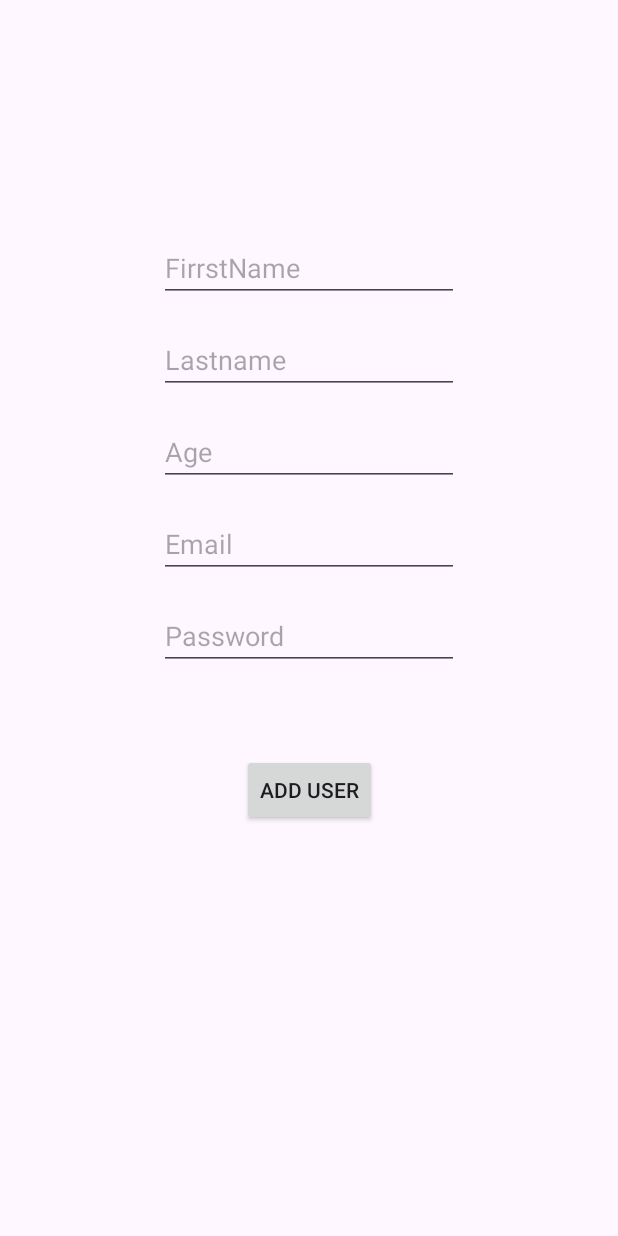
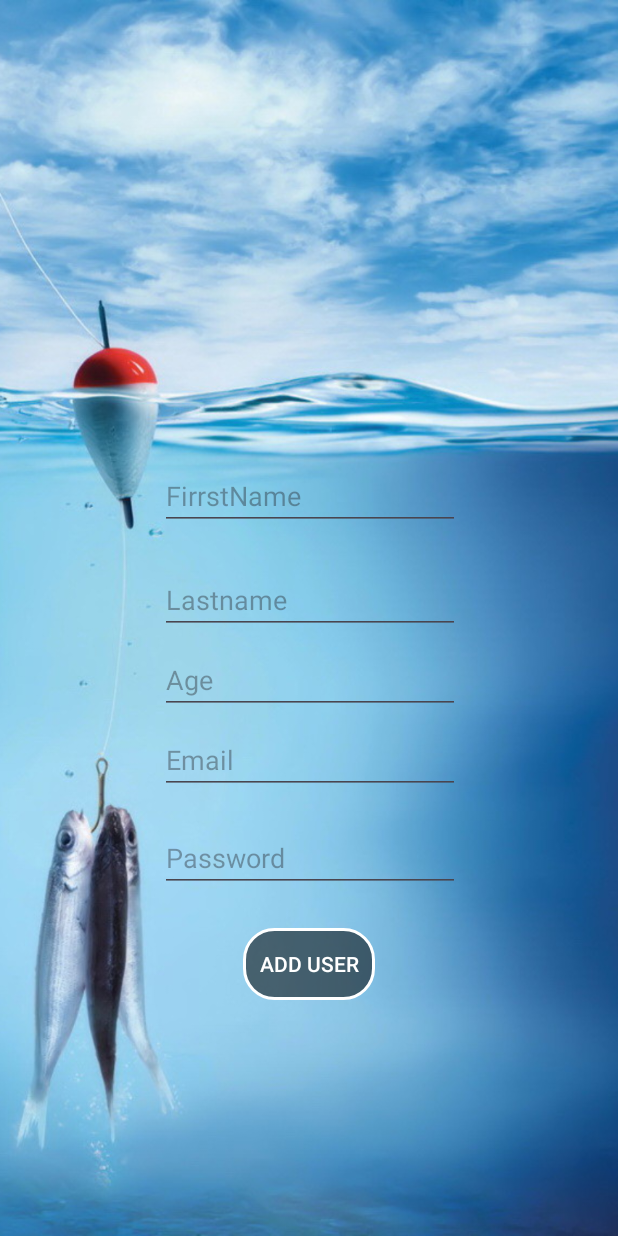
Before and after one commit to lmelikishvili/FisherApp, an Android app: the RegisterFragment screen opened through its navigation route, on a phone screen of 412 x 824 dp. Run offline under Robolectric (Android 15) with nearby library versions, the phone set to English and light mode, and no system bars; our stand-ins replace Dagger/Hilt's generated code.

```diff
--- a/app/src/main/java/com/example/homework20/data/local/entity/FishEntity.kt
+++ b/app/src/main/java/com/example/homework20/data/local/entity/FishEntity.kt
@@ -9,5 +9,5 @@ data class FishEntity(
     val id: Int,
     val name: String,
     val type: String,
-    val location: Int,
+    val location: String,
 )
--- a/app/src/main/java/com/example/homework20/di/DataBaseModul.kt
+++ b/app/src/main/java/com/example/homework20/di/DataBaseModul.kt
@@ -21,7 +21,7 @@ object DataBaseModul {
     fun provideAppDataBase(@ApplicationContext context: Context): AppDatabase{
         return Room.databaseBuilder(
             context,
-            AppDatabase::class.java, "NewDatabase"
+            AppDatabase::class.java, "NewDatabase2"
         ).build()
     }
 
--- a/app/src/main/java/com/example/homework20/domain/model/fish/GetFish.kt
+++ b/app/src/main/java/com/example/homework20/domain/model/fish/GetFish.kt
@@ -4,5 +4,5 @@ data class GetFish(
     val id: Int,
     val name: String,
     val type: String,
-    val location: Int,
+    val location: String,
 )
--- a/app/src/main/java/com/example/homework20/presentation/model/fish/Fish.kt
+++ b/app/src/main/java/com/example/homework20/presentation/model/fish/Fish.kt
@@ -4,5 +4,5 @@ data class Fish(
     val id: Int,
     val name: String,
     val type: String,
-    val location: Int,
+    val location: String,
 )
--- /dev/null
+++ b/app/src/main/res/drawable/fish_item_style.xml
@@ -0,0 +1,8 @@
+<?xml version="1.0" encoding="utf-8"?>
+<shape xmlns:android="http://schemas.android.com/apk/res/android"
+    >
+    <solid android:color="#88000000"/>
+    <corners android:radius="20dp"/>
+    <stroke android:width="2dp" android:color="@color/white"/>
+
+</shape>
--- /dev/null
+++ b/app/src/main/res/drawable/ic_add.xml
@@ -0,0 +1,5 @@
+<vector android:height="24dp" android:tint="#000000"
+    android:viewportHeight="24" android:viewportWidth="24"
+    android:width="24dp" xmlns:android="http://schemas.android.com/apk/res/android">
+    <path android:fillColor="@android:color/white" android:pathData="M19,13h-6v6h-2v-6H5v-2h6V5h2v6h6v2z"/>
+</vector>
--- a/app/src/main/res/layout/fragment_register.xml
+++ b/app/src/main/res/layout/fragment_register.xml
@@ -4,64 +4,73 @@
     xmlns:tools="http://schemas.android.com/tools"
     android:layout_width="match_parent"
     android:layout_height="match_parent"
+    android:background="@drawable/ic_background"
     tools:context=".presentation.screen.register.RegisterFragment">
+
+
+    <androidx.appcompat.widget.AppCompatEditText
+        android:id="@+id/etAge"
+        android:layout_width="200dp"
+        android:layout_height="wrap_content"
+        android:layout_marginTop="8dp"
+        android:hint="Age"
+        app:layout_constraintEnd_toEndOf="parent"
+        app:layout_constraintHorizontal_bias="0.502"
+        app:layout_constraintStart_toStartOf="parent"
+        app:layout_constraintTop_toBottomOf="@+id/etLastname" />
+
+    <androidx.appcompat.widget.AppCompatEditText
+        android:id="@+id/etPassword"
+        android:layout_width="200dp"
+        android:layout_height="wrap_content"
+        android:layout_marginTop="20dp"
+        android:hint="Password"
+        app:layout_constraintEnd_toEndOf="parent"
+        app:layout_constraintHorizontal_bias="0.502"
+        app:layout_constraintStart_toStartOf="parent"
+        app:layout_constraintTop_toBottomOf="@+id/etEmail" />
+
+    <androidx.appcompat.widget.AppCompatEditText
+        android:id="@+id/etLastname"
+        android:layout_width="200dp"
+        android:layout_height="wrap_content"
+        android:layout_marginTop="24dp"
+        android:hint="Lastname"
+        app:layout_constraintEnd_toEndOf="parent"
+        app:layout_constraintHorizontal_bias="0.502"
+        app:layout_constraintStart_toStartOf="parent"
+        app:layout_constraintTop_toBottomOf="@+id/etFirstname" />
+
+    <androidx.appcompat.widget.AppCompatEditText
+        android:id="@+id/etEmail"
+        android:layout_width="200dp"
+        android:layout_height="wrap_content"
+        android:layout_marginTop="8dp"
+        android:hint="Email"
+        app:layout_constraintEnd_toEndOf="parent"
+        app:layout_constraintHorizontal_bias="0.502"
+        app:layout_constraintStart_toStartOf="parent"
+        app:layout_constraintTop_toBottomOf="@+id/etAge" />
 
     <androidx.appcompat.widget.AppCompatEditText
         android:id="@+id/etFirstname"
         android:layout_width="200dp"
         android:layout_height="wrap_content"
+        android:layout_marginTop="308dp"
         android:hint="FirrstName"
-        android:layout_marginTop="156dp"
         app:layout_constraintEnd_toEndOf="parent"
+        app:layout_constraintHorizontal_bias="0.502"
         app:layout_constraintStart_toStartOf="parent"
         app:layout_constraintTop_toTopOf="parent" />
-
-    <androidx.appcompat.widget.AppCompatEditText
-        android:id="@+id/etLastname"
-        android:layout_width="200dp"
-        android:layout_height="wrap_content"
-        android:layout_marginTop="16dp"
-        android:hint="Lastname"
-        app:layout_constraintEnd_toEndOf="parent"
-        app:layout_constraintStart_toStartOf="parent"
-        app:layout_constraintTop_toBottomOf="@+id/etFirstname" />
-
-    <androidx.appcompat.widget.AppCompatEditText
-        android:id="@+id/etAge"
-        android:layout_width="200dp"
-        android:layout_height="wrap_content"
-        android:layout_marginTop="16dp"
-        android:hint="Age"
-        app:layout_constraintEnd_toEndOf="parent"
-        app:layout_constraintStart_toStartOf="parent"
-        app:layout_constraintTop_toBottomOf="@+id/etLastname" />
-
-    <androidx.appcompat.widget.AppCompatEditText
-        android:id="@+id/etEmail"
-        android:layout_width="200dp"
-        android:layout_height="wrap_content"
-        android:layout_marginTop="16dp"
-        android:hint="Email"
-        app:layout_constraintEnd_toEndOf="parent"
-        app:layout_constraintStart_toStartOf="parent"
-        app:layout_constraintTop_toBottomOf="@+id/etAge" />
-
-    <androidx.appcompat.widget.AppCompatEditText
-        android:id="@+id/etPassword"
-        android:layout_width="200dp"
-        android:layout_height="wrap_content"
-        android:layout_marginTop="16dp"
-        android:hint="Password"
-        app:layout_constraintEnd_toEndOf="parent"
-        app:layout_constraintStart_toStartOf="parent"
-        app:layout_constraintTop_toBottomOf="@+id/etEmail" />
 
     <androidx.appcompat.widget.AppCompatButton
         android:id="@+id/btnAdd"
         android:layout_width="wrap_content"
         android:layout_height="wrap_content"
-        android:layout_marginTop="56dp"
+        android:layout_marginTop="24dp"
         android:text="Add User"
+        android:textColor="@color/white"
+        android:background="@drawable/fish_item_style"
         app:layout_constraintEnd_toEndOf="parent"
         app:layout_constraintStart_toStartOf="parent"
         app:layout_constraintTop_toBottomOf="@+id/etPassword" />
```
Also changed, not shown: app/src/main/java/com/example/homework20/presentation/event/fishs/FishsEvent.kt (+1 -6 lines), app/src/main/java/com/example/homework20/presentation/screen/fish/FishFragment.kt (+30 -7 lines), app/src/main/java/com/example/homework20/presentation/screen/fish/FishRvAdapter.kt (added, +44 -0 lines), app/src/main/java/com/example/homework20/presentation/screen/fish/FishViewModel.kt (+43 -1 lines), app/src/main/res/layout/fish_item.xml (+31 -24 lines), app/src/main/res/layout/fragment_fish.xml (+5 -2 lines), app/src/main/res/layout/fragment_login.xml (+16 -13 lines), app/src/main/res/layout/fragment_welcome.xml (+22 -10 lines), app/src/main/res/drawable/ic_background.png (added), app/src/main/res/drawable/ic_fish.png (added).
